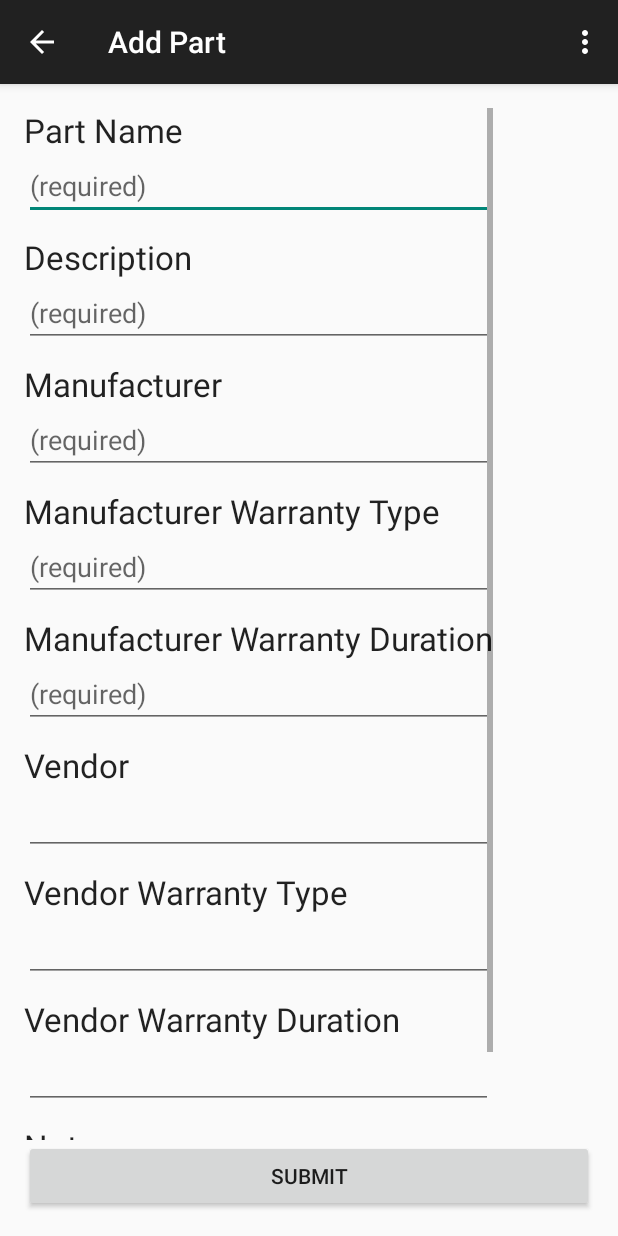
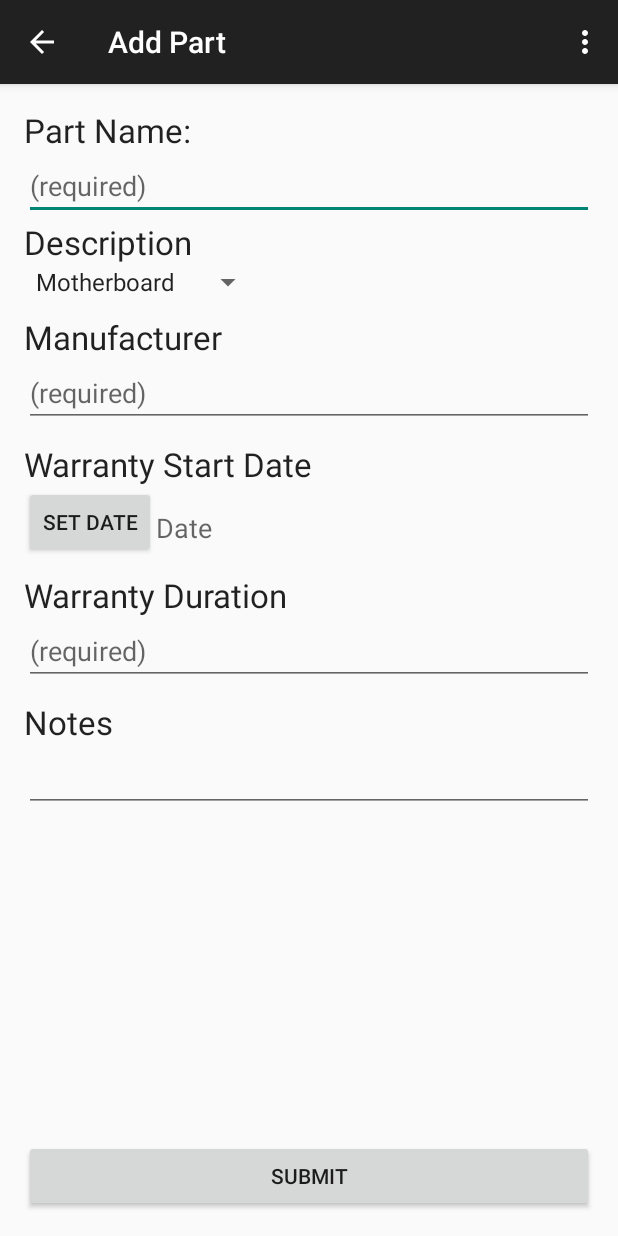
Before and after one commit to Wojonatior/PCPartPlanner, an Android app: the screen it shows after launch (AddPartActivity), after a tap on "ADD NEW PART", on a phone screen of 412 x 824 dp. Run offline under Robolectric (Android 15) with nearby library versions, the phone set to English and light mode, and no system bars.

Commit message:
Updated "Add Part" Screen
Updated the add part screen and associated constructor to save extra
information in Part class

```diff
--- a/app/src/main/java/cse202/jarekwojo/pcpartplanner/AddPartActivity.java
+++ b/app/src/main/java/cse202/jarekwojo/pcpartplanner/AddPartActivity.java
@@ -1,12 +1,41 @@
 package cse202.jarekwojo.pcpartplanner;
 
+import android.app.DatePickerDialog;
+import android.app.Dialog;
+import android.app.DialogFragment;
+import android.content.Intent;
 import android.support.v7.app.ActionBarActivity;
 import android.os.Bundle;
 import android.view.Menu;
 import android.view.MenuItem;
+import android.view.View;
+import android.widget.ArrayAdapter;
+import android.widget.Button;
+import android.widget.DatePicker;
+import android.widget.Spinner;
+import android.widget.TextView;
+
+import java.text.SimpleDateFormat;
+import java.util.Calendar;
+import java.util.Date;
+import java.util.Locale;
 
 
 public class AddPartActivity extends ActionBarActivity {
+
+    private static Date mDate;
+    private static TextView mDateText;
+    //Array of part types for the spinner
+    String[] partTypes = new String[] {
+        "Motherboard",
+        "CPU",
+        "Video Card",
+        "Hard Drive",
+        "Ram",
+        "Case",
+        "Power Supply",
+        "Custom"
+    };
 
     @Override
     protected void onCreate(Bundle savedInstanceState) {
@@ -14,6 +43,57 @@ public class AddPartActivity extends ActionBarActivity {
         setContentView(R.layout.activity_add_part);
 
         getSupportActionBar().setDisplayHomeAsUpEnabled(true);
+        //Reference and setup spinner adapter
+        final Spinner partTypeSpinner = (Spinner) findViewById(R.id.partTypeSpinner);
+        ArrayAdapter<String> typeSpinnerAdapter = new ArrayAdapter<String>(
+                AddPartActivity.this,
+                android.R.layout.simple_spinner_item,
+                partTypes);
+        typeSpinnerAdapter.setDropDownViewResource(android.R.layout.simple_spinner_dropdown_item);
+        partTypeSpinner.setAdapter(typeSpinnerAdapter);
+
+        //Set default date if necessary
+        if(mDate == null){
+            mDate = new Date();
+        }
+
+        //Reference date
+        mDateText = (TextView) findViewById(R.id.dateTextView);
+
+        //Reference DatePickerButton & on click functionality
+        Button datePickerButton = (Button) findViewById(R.id.datePickerButton);
+        datePickerButton.setOnClickListener(new View.OnClickListener() {
+            @Override
+            public void onClick(View v) {
+                DialogFragment dialogFragment = new DatePickerFragment();
+                dialogFragment.show(getFragmentManager(),"date");
+            }
+        });
+        //Reference nameTextView, manufacturerTextView, durationTextView
+        final TextView nameTextView = (TextView) findViewById(R.id.addPart_PartName);
+        final TextView manufacturerTextView = (TextView) findViewById(R.id.addPart_ManufacturerName);
+        final TextView durationTextView = (TextView) findViewById(R.id.addPart_warrantyDuration);
+        //Reference SubmitButton & on click functionality
+        Button SubmitButton = (Button) findViewById(R.id.addPart_SubmitButton);
+        SubmitButton.setOnClickListener(new View.OnClickListener() {
+            @Override
+            public void onClick(View v) {
+                //Assume Valid Input
+                //Assign user input to variables
+                String name = nameTextView.getText().toString();
+                String type = (String) partTypeSpinner.getSelectedItem();
+                String manufacturer = manufacturerTextView.getText().toString();
+                String duration = durationTextView.getText().toString();
+                //Declare and package AddPartActivity return intent (on Activity Result)
+                Intent data = new Intent();
+                // Add part
+                Part p = new Part(name, type, mDate, manufacturer, duration);
+                data.putExtra(Part.PART_EXTRA, p);
+                setResult(RESULT_OK, data);
+                //End Activity
+                finish();
+            }
+        });
     }
 
 
@@ -38,4 +118,40 @@ public class AddPartActivity extends ActionBarActivity {
 
         return super.onOptionsItemSelected(item);
     }
+
+    public static class DatePickerFragment extends DialogFragment
+            implements DatePickerDialog.OnDateSetListener {
+
+        @Override
+        public Dialog onCreateDialog(Bundle savedInstanceState) {
+            final Calendar c = Calendar.getInstance();
+
+            //Use current date as default
+            int year = c.get(Calendar.YEAR);
+            int month = c.get(Calendar.MONTH);
+            int dayOfMonth = c.get(Calendar.DAY_OF_MONTH);
+
+            //create and return new instance of dialog
+            return new DatePickerDialog(getActivity(),this,year,month,dayOfMonth);
+        }
+
+        @Override
+        public void onDateSet(DatePicker view, int year, int monthOfYear, int dayOfMonth) {
+            Calendar c = Calendar.getInstance();
+            c.clear();
+            c.set(Calendar.YEAR,year);
+            c.set(Calendar.MONTH,monthOfYear);
+            c.set(Calendar.DAY_OF_MONTH,dayOfMonth);
+            mDate = c.getTime();
+            mDateText.setText(formatDate(mDate));
+        }
+
+        private String formatDate(Date d){
+            SimpleDateFormat sdf = new SimpleDateFormat("MMMM dd, yyyy", Locale.getDefault());
+
+            return sdf.format(d);
+        }
+
+
+    }
 }
--- a/app/src/main/java/cse202/jarekwojo/pcpartplanner/MainActivity.java
+++ b/app/src/main/java/cse202/jarekwojo/pcpartplanner/MainActivity.java
@@ -11,33 +11,40 @@ import android.widget.ListView;
 
 import java.util.ArrayList;
 import java.util.Arrays;
+import java.util.Date;
 import java.util.List;
 
 
 public class MainActivity extends ActionBarActivity {
-    List<Part> partList = new ArrayList<>(Arrays.asList(
-        new Part("Part 1", "Description 1"),
-        new Part("Part 2", "Description 2")));
+    //List of parts in the partlist
+    List<Part> partList = new ArrayList<>();
+
+    private PartAdapter mAdapter;
+
+    //add part activity request code
+    private static final int ADD_PART_REQUEST = 0;
 
 
     @Override
     protected void onCreate(Bundle savedInstanceState) {
         super.onCreate(savedInstanceState);
         setContentView(R.layout.activity_main);
-
+        //Reference of listview
         ListView partListView = (ListView) findViewById(R.id.partListView);
 
-        PartAdapter adapter = new PartAdapter(this, partList);
+        //Reference of adapter and implementation
+        mAdapter = new PartAdapter(this, partList);
+        partListView.setAdapter(mAdapter);
 
-        partListView.setAdapter(adapter);
-
+        //Reference of add button
         final Button addPartButton = (Button) findViewById(R.id.addPartButton);
 
+        //Functionality of add button
         addPartButton.setOnClickListener(new View.OnClickListener() {
             @Override
             public void onClick(View v) {
                 Intent addPartIntent = new Intent(MainActivity.this, AddPartActivity.class);
-                startActivity(addPartIntent);
+                startActivityForResult(addPartIntent, ADD_PART_REQUEST);
             }
         });
     }
@@ -64,4 +71,16 @@ public class MainActivity extends ActionBarActivity {
 
         return super.onOptionsItemSelected(item);
     }
+
+    @Override
+    protected void onActivityResult(int requestCode, int resultCode, Intent data) {
+        if (requestCode == ADD_PART_REQUEST && resultCode == RESULT_OK) {
+            //Get part
+            Part p = data.getParcelableExtra(Part.PART_EXTRA);
+            //add part to list
+            mAdapter.add(p);
+            //Update adapter data set
+            mAdapter.notifyDataSetChanged();
+        }
+    }
 }
--- a/app/src/main/java/cse202/jarekwojo/pcpartplanner/PartAdapter.java
+++ b/app/src/main/java/cse202/jarekwojo/pcpartplanner/PartAdapter.java
@@ -5,6 +5,7 @@ import android.view.LayoutInflater;
 import android.view.View;
 import android.view.ViewGroup;
 import android.widget.BaseAdapter;
+import android.widget.Spinner;
 import android.widget.TextView;
 
 import java.util.ArrayList;
@@ -43,15 +44,19 @@ public class PartAdapter extends BaseAdapter {
 
         //Get text views
         TextView nameView = (TextView) view.findViewById(R.id.partName);
-        TextView descriptionView = (TextView) view.findViewById(R.id.partDescription);
+        TextView typeView = (TextView) view.findViewById(R.id.partType);
 
         //Set part
         Part part = (Part) getItem(position);
 
         //Set texts
         nameView.setText(part.getName());
-        descriptionView.setText(part.getDescription());
+        typeView.setText(part.getType());
 
         return view;
     }
+
+    public void add(Part p) {
+        partList.add(p);
+    }
 }
--- a/app/src/main/res/layout/activity_add_part.xml
+++ b/app/src/main/res/layout/activity_add_part.xml
@@ -13,40 +13,45 @@
         android:id="@+id/scrollView"
         android:layout_alignParentLeft="true"
         android:layout_alignParentStart="true"
-        android:layout_above="@+id/addPart_SubmitButton">
+        android:layout_above="@+id/addPart_SubmitButton"
+        android:layout_alignParentTop="true">
 
-        <LinearLayout
-            android:layout_width="match_parent"
-            android:layout_height="wrap_content"
-            android:orientation="vertical"
-            android:layout_alignParentTop="true">
+        <RelativeLayout
+            android:layout_width="fill_parent"
+            android:layout_height="fill_parent">
 
             <TextView
                 android:layout_width="wrap_content"
                 android:layout_height="wrap_content"
                 android:textAppearance="?android:attr/textAppearanceLarge"
-                android:text="Part Name"
-                android:id="@+id/partNameLabel" />
+                android:text="Part Name:"
+                android:id="@+id/partNameLabel"
+                android:layout_alignParentEnd="false"
+                android:layout_alignParentStart="false" />
 
             <EditText
                 android:layout_width="match_parent"
                 android:layout_height="wrap_content"
                 android:id="@+id/addPart_PartName"
-                android:hint="(required)" />
+                android:hint="(required)"
+                android:maxLines="1"
+                android:layout_below="@+id/partNameLabel" />
 
             <TextView
                 android:layout_width="wrap_content"
                 android:layout_height="wrap_content"
                 android:textAppearance="?android:attr/textAppearanceLarge"
                 android:text="Description"
-                android:id="@+id/partDescriptionLabel"
-                android:layout_marginTop="10dp" />
+                android:id="@+id/partTypeLabel"
+                android:layout_below="@+id/addPart_PartName" />
 
-            <EditText
-                android:layout_width="match_parent"
+            <Spinner
+                android:layout_width="wrap_content"
                 android:layout_height="wrap_content"
-                android:id="@+id/addPart_PartDescription"
-                android:hint="(required)" />
+                android:id="@+id/partTypeSpinner"
+                android:layout_below="@+id/partTypeLabel"
+                android:layout_alignParentLeft="true"
+                android:layout_alignParentStart="true" />
 
             <TextView
                 android:layout_width="wrap_content"
@@ -54,80 +59,62 @@
                 android:textAppearance="?android:attr/textAppearanceLarge"
                 android:text="Manufacturer"
                 android:id="@+id/manufacturerNameLabel"
+                android:layout_below="@+id/partTypeSpinner"
                 android:layout_marginTop="10dp" />
 
             <EditText
                 android:layout_width="match_parent"
                 android:layout_height="wrap_content"
                 android:id="@+id/addPart_ManufacturerName"
-                android:hint="(required)" />
+                android:hint="(required)"
+                android:layout_below="@+id/manufacturerNameLabel" />
 
             <TextView
                 android:layout_width="wrap_content"
                 android:layout_height="wrap_content"
                 android:textAppearance="?android:attr/textAppearanceLarge"
-                android:text="Manufacturer Warranty Type"
-                android:id="@+id/manufacturerWarrantyTypeLabel"
+                android:text="Warranty Start Date"
+                android:id="@+id/dateTextLabel"
+                android:layout_below="@+id/addPart_ManufacturerName"
+                android:layout_alignParentLeft="true"
+                android:layout_alignParentStart="true"
+                android:layout_marginTop="10dp" />
+
+            <Button
+                android:layout_width="wrap_content"
+                android:layout_height="wrap_content"
+                android:text="Set Date"
+                android:id="@+id/datePickerButton"
+                android:layout_alignTop="@+id/dateTextView"
+                android:layout_alignParentLeft="true"
+                android:layout_alignParentStart="true" />
+
+            <TextView
+                android:layout_width="wrap_content"
+                android:layout_height="wrap_content"
+                android:textAppearance="?android:attr/textAppearanceMedium"
+                android:text="Date"
+                android:id="@+id/dateTextView"
+                android:layout_below="@+id/dateTextLabel"
+                android:layout_toRightOf="@+id/datePickerButton"
+                android:layout_toEndOf="@+id/datePickerButton"
+                android:paddingTop="15dp" />
+
+            <TextView
+                android:layout_width="wrap_content"
+                android:layout_height="wrap_content"
+                android:textAppearance="?android:attr/textAppearanceLarge"
+                android:text="Warranty Duration"
+                android:id="@+id/warrantyDurationLabel"
+                android:layout_below="@+id/datePickerButton"
                 android:layout_marginTop="10dp" />
 
             <EditText
                 android:layout_width="match_parent"
                 android:layout_height="wrap_content"
-                android:id="@+id/addPart_manufacturerWarrantyType"
-                android:hint="(required)" />
-
-            <TextView
-                android:layout_width="wrap_content"
-                android:layout_height="wrap_content"
-                android:textAppearance="?android:attr/textAppearanceLarge"
-                android:text="Manufacturer Warranty Duration"
-                android:id="@+id/manufacturerWarrantyDurationLabel"
-                android:layout_marginTop="10dp" />
-
-            <EditText
-                android:layout_width="match_parent"
-                android:layout_height="wrap_content"
-                android:id="@+id/addPart_manufacturerWarrantyDuration"
-                android:hint="(required)" />
-
-            <TextView
-                android:layout_width="wrap_content"
-                android:layout_height="wrap_content"
-                android:textAppearance="?android:attr/textAppearanceLarge"
-                android:text="Vendor"
-                android:id="@+id/vendorNameLabel"
-                android:layout_marginTop="10dp" />
-
-            <EditText
-                android:layout_width="match_parent"
-                android:layout_height="wrap_content"
-                android:id="@+id/addPart_VendorName" />
-
-            <TextView
-                android:layout_width="wrap_content"
-                android:layout_height="wrap_content"
-                android:textAppearance="?android:attr/textAppearanceLarge"
-                android:text="Vendor Warranty Type"
-                android:id="@+id/vendorWarrantyTypeLabel"
-                android:layout_marginTop="10dp" />
-
-            <EditText
-                android:layout_width="match_parent"
-                android:layout_height="wrap_content"
-                android:id="@+id/addPart_VendorWarrantyType" />
-
-            <TextView
-                android:layout_width="wrap_content"
-                android:layout_height="wrap_content"
-                android:textAppearance="?android:attr/textAppearanceLarge"
-                android:text="Vendor Warranty Duration"
-                android:id="@+id/vendorWarrantyDuration"
-                android:layout_marginTop="10dp" />
-
-            <EditText
-                android:layout_width="match_parent"
-                android:layout_height="wrap_content"
-                android:id="@+id/addPart_VendorWarrantyDuration" />
+                android:id="@+id/addPart_warrantyDuration"
+                android:hint="(required)"
+                android:layout_below="@+id/warrantyDurationLabel" />
 
             <TextView
                 android:layout_width="wrap_content"
@@ -135,13 +122,16 @@
                 android:textAppearance="?android:attr/textAppearanceLarge"
                 android:text="Notes"
                 android:id="@+id/Notes"
+                android:layout_below="@+id/addPart_warrantyDuration"
                 android:layout_marginTop="10dp" />
 
             <EditText
                 android:layout_width="match_parent"
                 android:layout_height="wrap_content"
-                android:id="@+id/addPart_Notes" />
-        </LinearLayout>
+                android:id="@+id/addPart_Notes"
+                android:layout_below="@+id/Notes" />
+
+        </RelativeLayout>
     </ScrollView>
 
     <Button
@@ -149,7 +139,6 @@
         android:layout_width="match_parent"
         android:layout_height="wrap_content"
         android:layout_alignParentBottom="true"
-        android:text="Submit"
-        android:layout_alignParentTop="false" />
+        android:text="Submit"/>
 
 </RelativeLayout>
--- a/app/src/main/res/layout/part_list_item.xml
+++ b/app/src/main/res/layout/part_list_item.xml
@@ -17,7 +17,7 @@
         android:layout_width="wrap_content"
         android:layout_height="wrap_content"
         android:textAppearance="?android:attr/textAppearanceMedium"
-        android:text="Part Description"
-        android:id="@+id/partDescription"
+        android:text="Part Type"
+        android:id="@+id/partType"
         android:layout_marginTop="5dp" />
 </LinearLayout>
```
Also changed, not shown: app/src/main/java/cse202/jarekwojo/pcpartplanner/Part.java (+77 -8 lines).
